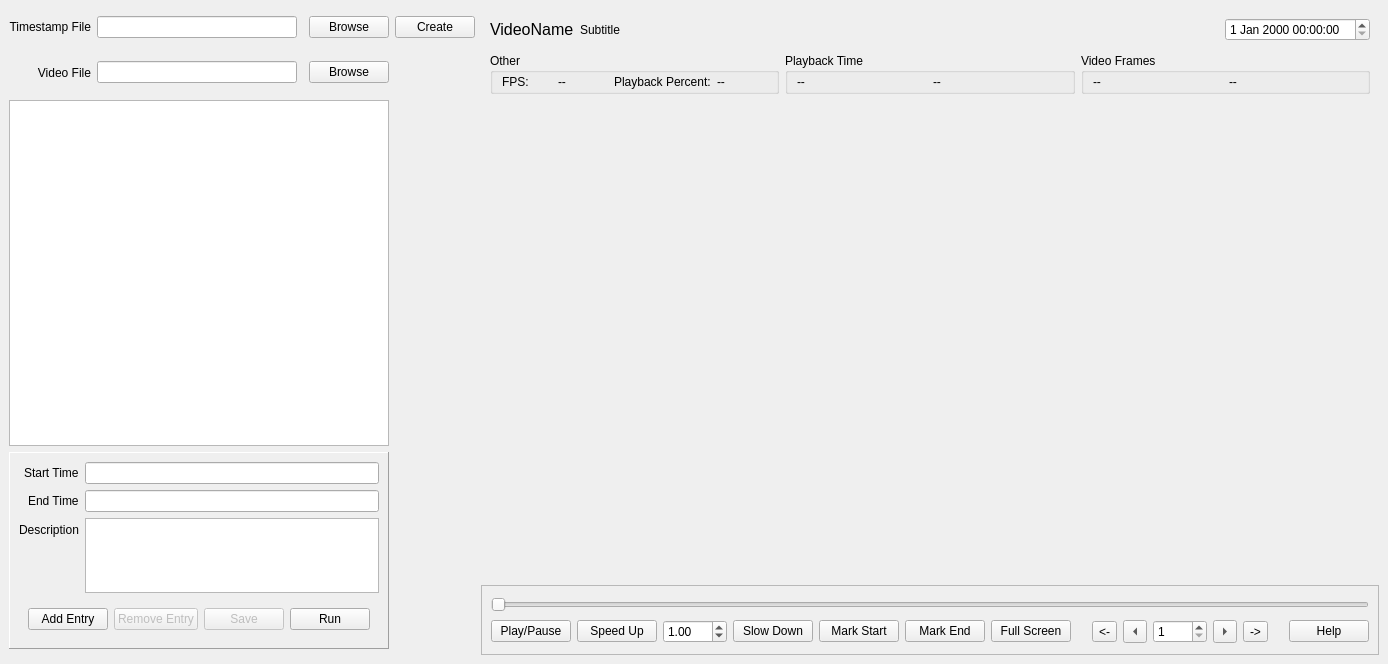
CommanderPho/looper, file gui/main_window.ui: the form before one commit.
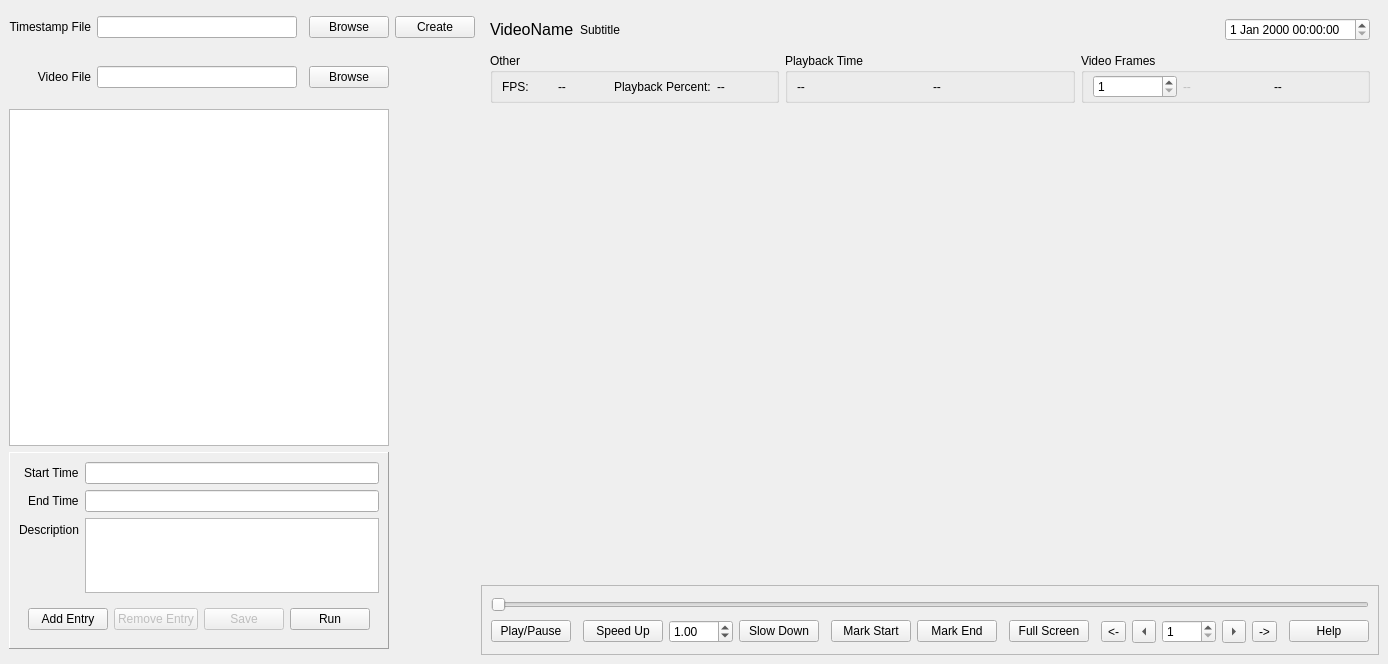
The form after the commit. Custom widgets are drawn as their Qt base class.

Commit message: Added spin box for the current frame, but it doesn't actually work.

Diff of the .ui file:
```diff
--- a/gui/main_window.ui
+++ b/gui/main_window.ui
@@ -150,7 +150,81 @@
             <number>0</number>
            </property>
            <layout class="QGridLayout" name="gridLayout_2">
-            <item row="1" column="1">
+            <item row="1" column="3">
+             <widget class="QDoubleSpinBox" name="doubleSpinBoxPlaybackSpeed">
+              <property name="minimum">
+               <double>0.100000000000000</double>
+              </property>
+              <property name="maximum">
+               <double>100.000000000000000</double>
+              </property>
+              <property name="value">
+               <double>1.000000000000000</double>
+              </property>
+             </widget>
+            </item>
+            <item row="1" column="12">
+             <widget class="QToolButton" name="btnLeft">
+              <property name="toolTip">
+               <string>Jump Frames Left</string>
+              </property>
+              <property name="text">
+               <string>&lt;</string>
+              </property>
+              <property name="shortcut">
+               <string>Left</string>
+              </property>
+              <property name="arrowType">
+               <enum>Qt::LeftArrow</enum>
+              </property>
+             </widget>
+            </item>
+            <item row="1" column="10">
+             <spacer name="horizontalSpacer">
+              <property name="orientation">
+               <enum>Qt::Horizontal</enum>
+              </property>
+              <property name="sizeHint" stdset="0">
+               <size>
+                <width>40</width>
+                <height>20</height>
+               </size>
+              </property>
+             </spacer>
+            </item>
+            <item row="1" column="4">
+             <widget class="QPushButton" name="button_slow_down">
+              <property name="sizePolicy">
+               <sizepolicy hsizetype="Fixed" vsizetype="Fixed">
+                <horstretch>0</horstretch>
+                <verstretch>0</verstretch>
+               </sizepolicy>
+              </property>
+              <property name="toolTip">
+               <string>Slow down the video</string>
+              </property>
+              <property name="text">
+               <string>Slow Down</string>
+              </property>
+             </widget>
+            </item>
+            <item row="1" column="14">
+             <widget class="QToolButton" name="btnRight">
+              <property name="toolTip">
+               <string>Jump Frames Right</string>
+              </property>
+              <property name="text">
+               <string>&gt;</string>
+              </property>
+              <property name="shortcut">
+               <string>Right</string>
+              </property>
+              <property name="arrowType">
+               <enum>Qt::RightArrow</enum>
+              </property>
+             </widget>
+            </item>
+            <item row="1" column="2">
              <widget class="QPushButton" name="button_speed_up">
               <property name="sizePolicy">
                <sizepolicy hsizetype="Fixed" vsizetype="Fixed">
@@ -166,33 +240,7 @@
               </property>
              </widget>
             </item>
-            <item row="0" column="0" colspan="15">
-             <widget class="HighlightedJumpSlider" name="slider_progress">
-              <property name="maximum">
-               <number>9999</number>
-              </property>
-              <property name="pageStep">
-               <number>1</number>
-              </property>
-              <property name="orientation">
-               <enum>Qt::Horizontal</enum>
-              </property>
-              <property name="tickPosition">
-               <enum>QSlider::NoTicks</enum>
-              </property>
-             </widget>
-            </item>
-            <item row="1" column="4">
-             <widget class="QPushButton" name="button_mark_start">
-              <property name="toolTip">
-               <string>Mark the start of the entry</string>
-              </property>
-              <property name="text">
-               <string>Mark Start</string>
-              </property>
-             </widget>
-            </item>
-            <item row="1" column="6">
+            <item row="1" column="9">
              <widget class="QPushButton" name="button_full_screen">
               <property name="sizePolicy">
                <sizepolicy hsizetype="Fixed" vsizetype="Fixed">
@@ -208,20 +256,7 @@
               </property>
              </widget>
             </item>
-            <item row="1" column="7">
-             <spacer name="horizontalSpacer">
-              <property name="orientation">
-               <enum>Qt::Horizontal</enum>
-              </property>
-              <property name="sizeHint" stdset="0">
-               <size>
-                <width>40</width>
-                <height>20</height>
-               </size>
-              </property>
-             </spacer>
-            </item>
-            <item row="1" column="13">
+            <item row="1" column="16">
              <spacer name="horizontalSpacer_3">
               <property name="orientation">
                <enum>Qt::Horizontal</enum>
@@ -234,23 +269,27 @@
               </property>
              </spacer>
             </item>
-            <item row="1" column="3">
-             <widget class="QPushButton" name="button_slow_down">
-              <property name="sizePolicy">
-               <sizepolicy hsizetype="Fixed" vsizetype="Fixed">
-                <horstretch>0</horstretch>
-                <verstretch>0</verstretch>
-               </sizepolicy>
+            <item row="1" column="13">
+             <widget class="QSpinBox" name="spinBoxFrameJumpMultiplier">
+              <property name="minimum">
+               <number>1</number>
               </property>
+              <property name="maximum">
+               <number>1000</number>
+              </property>
+             </widget>
+            </item>
+            <item row="1" column="6">
+             <widget class="QPushButton" name="button_mark_start">
               <property name="toolTip">
                <string>Slow down the video</string>
               </property>
               <property name="text">
-               <string>Slow Down</string>
+               <string>Mark Start</string>
               </property>
              </widget>
             </item>
-            <item row="1" column="12">
+            <item row="1" column="15">
              <widget class="QToolButton" name="btnSkipRight">
               <property name="toolTip">
                <string>Skip Frames Right</string>
@@ -263,62 +302,49 @@
               </property>
              </widget>
             </item>
-            <item row="1" column="5">
-             <widget class="QPushButton" name="button_mark_end">
-              <property name="toolTip">
-               <string>Mark the end of the entry</string>
-              </property>
-              <property name="text">
-               <string>Mark End</string>
-              </property>
-             </widget>
-            </item>
-            <item row="1" column="14">
+            <item row="1" column="17">
              <widget class="QPushButton" name="btnHelp">
               <property name="text">
                <string>Help</string>
               </property>
              </widget>
             </item>
-            <item row="1" column="9">
-             <widget class="QToolButton" name="btnLeft">
-              <property name="toolTip">
-               <string>Jump Frames Left</string>
-              </property>
-              <property name="text">
-               <string>&lt;</string>
-              </property>
-              <property name="shortcut">
-               <string>Left</string>
-              </property>
-              <property name="arrowType">
-               <enum>Qt::LeftArrow</enum>
-              </property>
-             </widget>
-            </item>
-            <item row="1" column="10">
-             <widget class="QSpinBox" name="spinBoxFrameJumpMultiplier">
-              <property name="minimum">
-               <number>1</number>
-              </property>
+            <item row="0" column="0" colspan="18">
+             <widget class="HighlightedJumpSlider" name="slider_progress">
               <property name="maximum">
-               <number>1000</number>
+               <number>9999</number>
+              </property>
+              <property name="pageStep">
+               <number>1</number>
+              </property>
+              <property name="orientation">
+               <enum>Qt::Horizontal</enum>
+              </property>
+              <property name="tickPosition">
+               <enum>QSlider::NoTicks</enum>
               </property>
              </widget>
             </item>
             <item row="1" column="11">
-             <widget class="QToolButton" name="btnRight">
+             <widget class="QToolButton" name="btnSkipLeft">
               <property name="toolTip">
                <string>Jump Frames Right</string>
               </property>
               <property name="text">
-               <string>&gt;</string>
+               <string>&lt;-</string>
               </property>
               <property name="shortcut">
                <string>Right</string>
               </property>
-              <property name="arrowType">
-               <enum>Qt::RightArrow</enum>
+             </widget>
+            </item>
+            <item row="1" column="7">
+             <widget class="QPushButton" name="button_mark_end">
+              <property name="toolTip">
+               <string>Mark the end of the entry</string>
+              </property>
+              <property name="text">
+               <string>Mark End</string>
               </property>
              </widget>
             </item>
@@ -341,31 +367,44 @@
               </property>
              </widget>
             </item>
+            <item row="1" column="1">
+             <spacer name="horizontalSpacer_5">
+              <property name="orientation">
+               <enum>Qt::Horizontal</enum>
+              </property>
+              <property name="sizeHint" stdset="0">
+               <size>
+                <width>40</width>
+                <height>20</height>
+               </size>
+              </property>
+             </spacer>
+            </item>
+            <item row="1" column="5">
+             <spacer name="horizontalSpacer_6">
+              <property name="orientation">
+               <enum>Qt::Horizontal</enum>
+              </property>
+              <property name="sizeHint" stdset="0">
+               <size>
+                <width>40</width>
+                <height>20</height>
+               </size>
+              </property>
+             </spacer>
+            </item>
             <item row="1" column="8">
-             <widget class="QToolButton" name="btnSkipLeft">
-              <property name="toolTip">
-               <string>Skip Frames Left</string>
+             <spacer name="horizontalSpacer_7">
+              <property name="orientation">
+               <enum>Qt::Horizontal</enum>
               </property>
-              <property name="text">
-               <string>&lt;-</string>
+              <property name="sizeHint" stdset="0">
+               <size>
+                <width>40</width>
+                <height>20</height>
+               </size>
               </property>
-              <property name="shortcut">
-               <string>Ctrl+Left</string>
-              </property>
-             </widget>
-            </item>
-            <item row="1" column="2">
-             <widget class="QDoubleSpinBox" name="doubleSpinBoxPlaybackSpeed">
-              <property name="minimum">
-               <double>0.100000000000000</double>
-              </property>
-              <property name="maximum">
-               <double>100.000000000000000</double>
-              </property>
-              <property name="value">
-               <double>1.000000000000000</double>
-              </property>
-             </widget>
+             </spacer>
             </item>
            </layout>
           </widget>
@@ -724,8 +763,30 @@
           <property name="bottomMargin">
            <number>2</number>
           </property>
+          <item>
+           <widget class="QSpinBox" name="spinBoxCurrentFrame">
+            <property name="enabled">
+             <bool>true</bool>
+            </property>
+            <property name="buttonSymbols">
+             <enum>QAbstractSpinBox::UpDownArrows</enum>
+            </property>
+            <property name="minimum">
+             <number>1</number>
+            </property>
+            <property name="maximum">
+             <number>10000</number>
+            </property>
+            <property name="value">
+             <number>1</number>
+            </property>
+           </widget>
+          </item>
           <item>
            <widget class="QLabel" name="lblCurrentFrame">
+            <property name="enabled">
+             <bool>false</bool>
+            </property>
             <property name="text">
              <string>--</string>
             </property>
```
Left out of the diff: 6 changed lines with no effect on the pictures. The commit also changes 2 other files.
